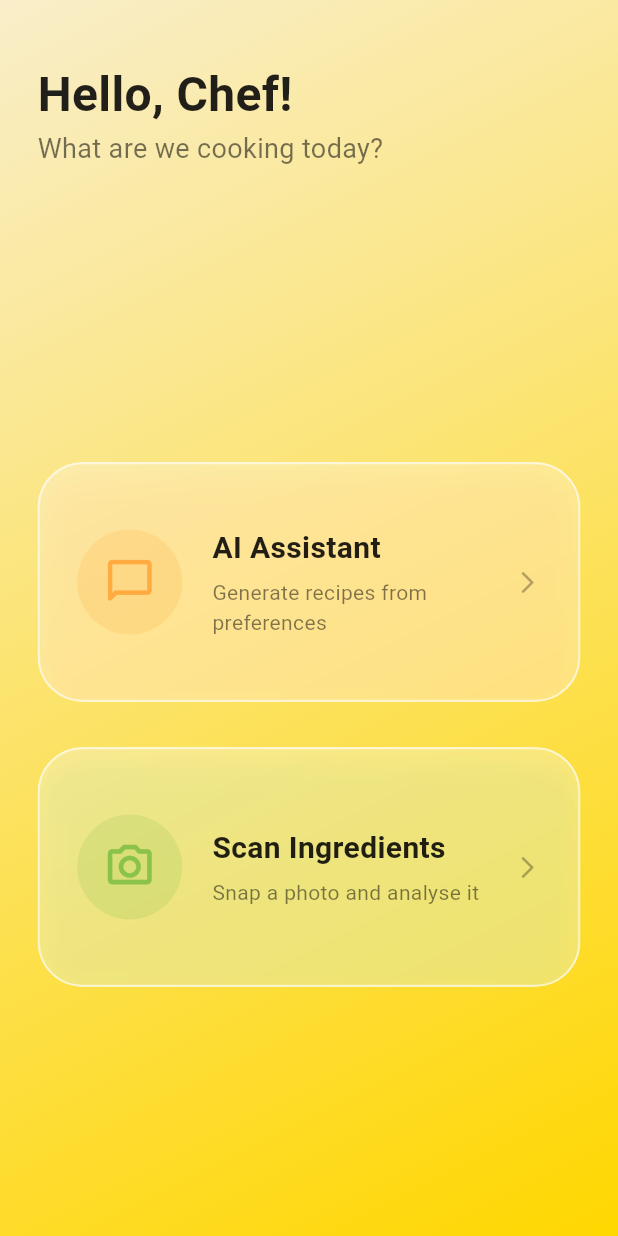
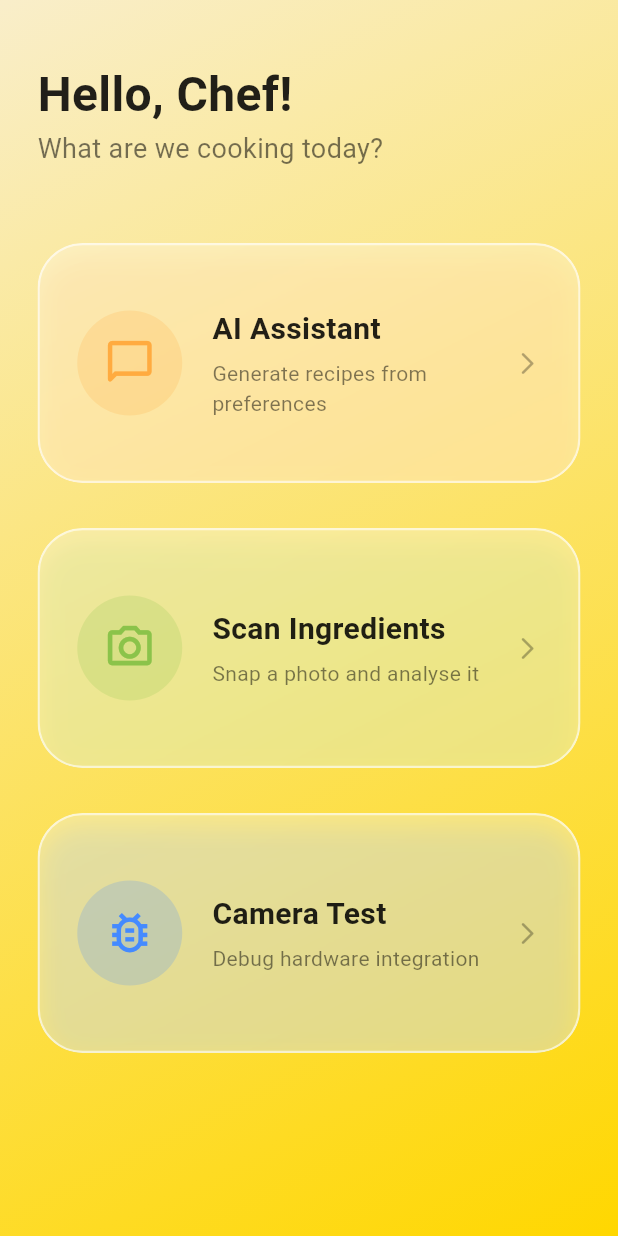
Before and after one commit to DavidLingJH/KitaHack2026, a Flutter app: the screen it shows after launch, on a phone screen of 412 x 824 dp. Run offline on Flutter 3.47's test engine with Material 3 defaults, Android fonts, the phone set to English and light mode, and no system bars; our stand-ins replace camera.

Commit message:
added camera test function

```diff
--- a/lib/homepage.dart
+++ b/lib/homepage.dart
@@ -1,11 +1,9 @@
-import 'dart:ui'; // Required for the glass effect
+import 'dart:ui';
 import 'package:flutter/material.dart';
 import 'package:kitahack_frontend/camera.dart';
 import 'package:kitahack_frontend/chatbot.dart';
-
-// Import your actual pages here
-// import 'chatbot.dart';
-// import 'camera_screen.dart';
+import 'package:kitahack_frontend/cameratest.dart'; // 1. Added the import
+import 'package:kitahack_frontend/main.dart'; // Add this at the top!
 
 class HomePage extends StatelessWidget {
   const HomePage({super.key});
@@ -13,15 +11,14 @@ class HomePage extends StatelessWidget {
   @override
   Widget build(BuildContext context) {
     return Scaffold(
-      // Using a gradient background to make the glass effect pop
       body: Container(
         decoration: const BoxDecoration(
           gradient: LinearGradient(
             begin: Alignment.topLeft,
             end: Alignment.bottomRight,
             colors: [
-              Color(0xffF9EECA), // Your cream color
-              Color(0xffFFD700), // A slightly darker gold/orange for contrast
+              Color(0xffF9EECA),
+              Color(0xffFFD700),
             ],
           ),
         ),
@@ -31,7 +28,6 @@ class HomePage extends StatelessWidget {
             child: Column(
               crossAxisAlignment: CrossAxisAlignment.start,
               children: [
-                // 1. The Header
                 const SizedBox(height: 20),
                 const Text(
                   "Hello, Chef!",
@@ -51,10 +47,9 @@ class HomePage extends StatelessWidget {
 
                 const SizedBox(height: 50),
 
-                // 2. The Two Main Functions
                 Expanded(
-                  child: Column(
-                    mainAxisAlignment: MainAxisAlignment.center,
+                  // Changed to a ListView in case the screen gets too small for 3 buttons
+                  child: ListView(
                     children: [
                       // OPTION A: AI Chatbot / Recipe Generator
                       MenuCard(
@@ -84,8 +79,27 @@ class HomePage extends StatelessWidget {
                           Navigator.push(
                             context,
                             MaterialPageRoute(
-                              // REPLACE 'PlaceholderScreen' with your Camera Widget
                               builder: (context) => const CameraCaptureScreen(),
+                            ),
+                          );
+                        },
+                      ),
+
+                      const SizedBox(height: 30),
+
+                      // OPTION C: Camera Test (New Button)
+                      MenuCard(
+                        title: "Camera Test",
+                        subtitle: "Debug hardware integration",
+                        icon: Icons.bug_report_outlined, // A fitting icon for testing
+                        color: Colors.blueAccent,
+                        onTap: () {
+                          Navigator.push(
+                            context,
+                            MaterialPageRoute(
+                              // NOTE: I removed the word 'const' from before CameraPage.
+                              // This is required because 'globalCameras' is loaded at runtime, not compile-time!
+                              builder: (context) => CameraPage(cameras: globalCameras),
                             ),
                           );
                         },
@@ -101,6 +115,8 @@ class HomePage extends StatelessWidget {
     );
   }
 }
+
+// ... MenuCard widget code stays exactly the same as you had it ...
 
 class MenuCard extends StatelessWidget {
   final String title;
--- a/lib/main.dart
+++ b/lib/main.dart
@@ -1,8 +1,23 @@
+import 'package:camera/camera.dart';
 import 'package:flutter/material.dart';
 import 'package:kitahack_frontend/homepage.dart';
 
-// 1. You must have a main function to start the app
-void main() {
+// 1. Removed the underscore so this variable is PUBLIC and accessible to homepage.dart
+late List<CameraDescription> globalCameras;
+
+Future<void> main() async {
+  // 2. Ensure plugin services are initialized before calling native code
+  WidgetsFlutterBinding.ensureInitialized();
+
+  // 3. Fetch the list of available cameras with error handling
+  try {
+    globalCameras = await availableCameras();
+  } catch (e) {
+    globalCameras = []; // Fallback to an empty list so the app doesn't crash
+    debugPrint('Camera initialization error: $e');
+  }
+
+  // 4. Run the app
   runApp(const Main());
 }
 
@@ -11,11 +26,10 @@ class Main extends StatelessWidget {
 
   @override
   Widget build(BuildContext context) {
-    // 2. You must return MaterialApp here
-    return MaterialApp(
+    return const MaterialApp(
       debugShowCheckedModeBanner: false,
-      title: 'Chatbot App',
-      home: const HomePage(),
+      title: 'Kitahack App',
+      home: HomePage(),
     );
   }
 }
--- a/pubspec.yaml
+++ b/pubspec.yaml
@@ -30,7 +30,7 @@ environment:
 dependencies:
   flutter:
     sdk: flutter
-  camera: ^0.10.6
+  camera: ^0.11.0
 
   # The following adds the Cupertino Icons font to your application.
   # Use with the CupertinoIcons class for iOS style icons.
```
Also changed, not shown: lib/cameratest.dart (added, +92 -0 lines), pubspec.lock, 1 other file.
